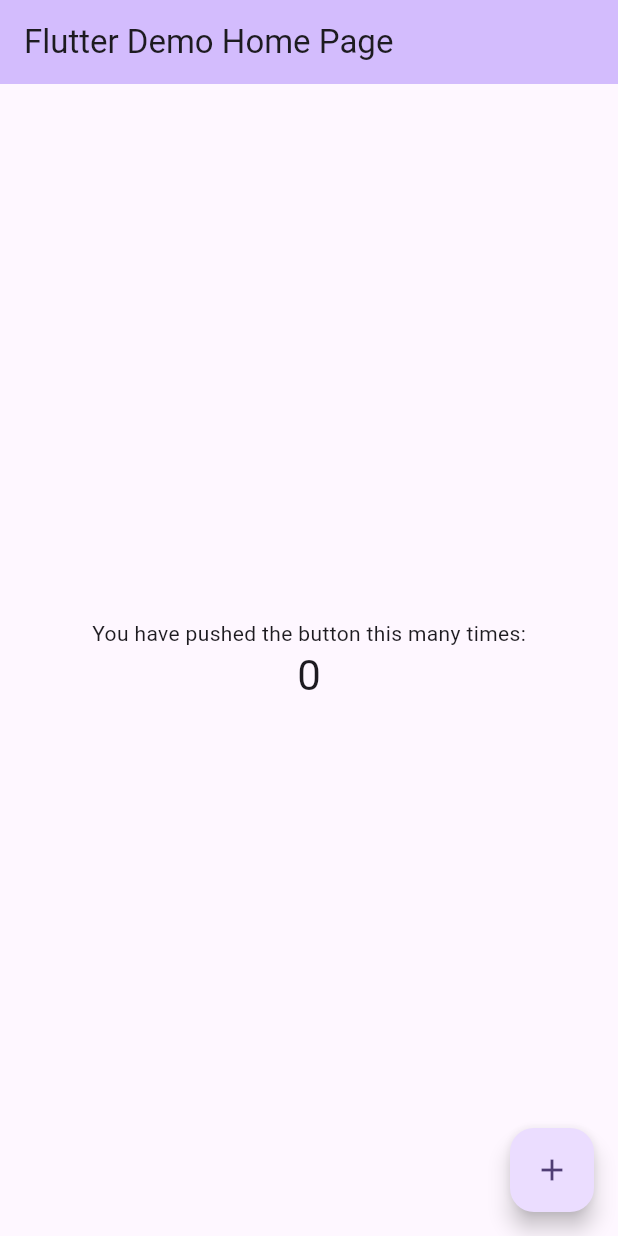
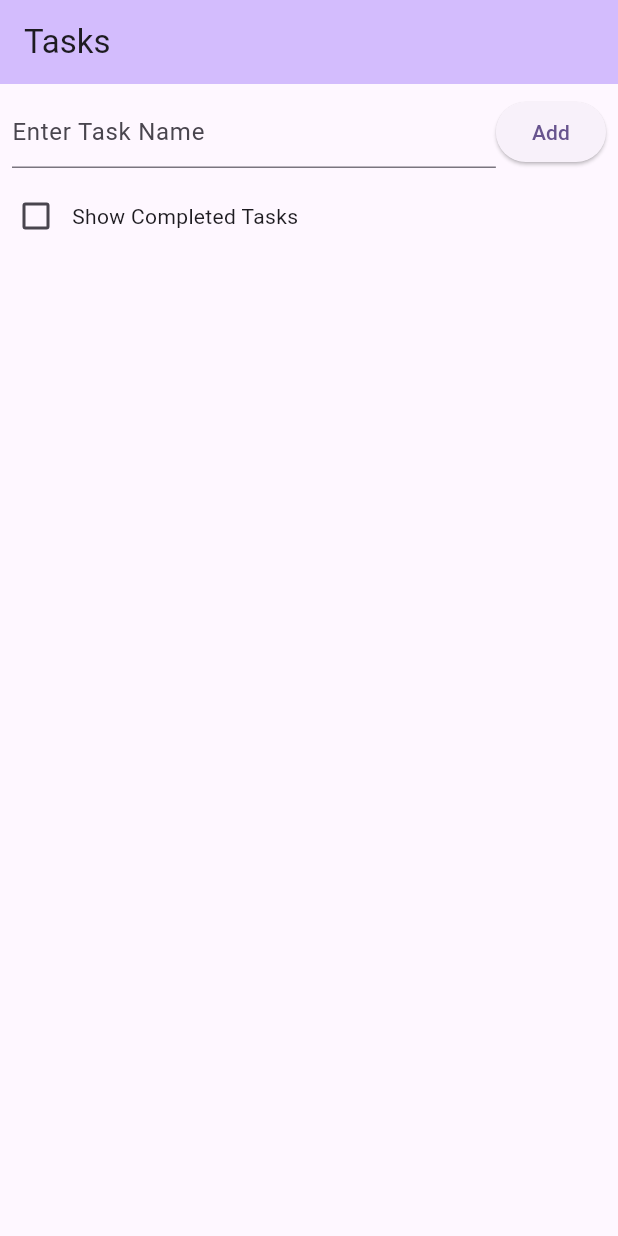
Before and after one commit to npkk/flutter-sandbox, a Flutter app: the screen it shows after launch, on a phone screen of 412 x 824 dp. Run offline on Flutter 3.47's test engine with Material 3 defaults, Android fonts, the phone set to English and light mode, and no system bars; our stand-ins replace drift, flutter_riverpod, riverpod_annotation; accounts and stored records are empty; generated files the repository leaves out were written again.

Commit message:
wrote code

```diff
--- /dev/null
+++ b/lib/db/db.dart
@@ -0,0 +1,46 @@
+import 'dart:io';
+
+import 'package:drift/drift.dart';
+import 'package:drift/native.dart';
+import 'package:flutter_sandbox/db/entity/task.dart';
+import 'package:path/path.dart';
+import 'package:path_provider/path_provider.dart';
+
+part 'db.g.dart';
+
+@DriftDatabase(tables: [Tasks])
+class AppDatabase extends _$AppDatabase {
+  AppDatabase() : super(_openConnection());
+
+  @override
+  int get schemaVersion => 1;
+
+  Future<List<Task>> getTasks() {
+    return select(tasks).get();
+  }
+
+  Future<void> addTask(String content) {
+    return into(tasks).insert(
+      TasksCompanion(
+        content: Value(content),
+        completed: Value(false),
+      ),
+    );
+  }
+
+  Future<void> updateTask(Task task) {
+    return update(tasks).replace(task);
+  }
+
+  Future<void> deleteTask(Task task) {
+    return delete(tasks).delete(task);
+  }
+}
+
+LazyDatabase _openConnection() {
+  return LazyDatabase(() async {
+    final dbFolder = await getApplicationDocumentsDirectory();
+    final file = File(join(dbFolder.path, 'db.sqlite'));
+    return NativeDatabase(file);
+  });
+}
--- /dev/null
+++ b/lib/db/entity/task.dart
@@ -0,0 +1,8 @@
+import 'package:drift/drift.dart';
+
+@DataClassName('Task')
+class Tasks extends Table {
+  IntColumn get id => integer().autoIncrement()();
+  TextColumn get content => text().withLength(min: 1, max: 100)();
+  BoolColumn get completed => boolean().withDefault(Constant(false))();
+}
--- a/lib/main.dart
+++ b/lib/main.dart
@@ -1,7 +1,11 @@
 import 'package:flutter/material.dart';
+import 'package:flutter_riverpod/flutter_riverpod.dart';
+import 'package:flutter_sandbox/service/task.dart';
 
 void main() {
-  runApp(const MyApp());
+  WidgetsFlutterBinding.ensureInitialized();
+
+  runApp(ProviderScope(child: const MyApp()));
 }
 
 class MyApp extends StatelessWidget {
@@ -15,7 +19,7 @@ class MyApp extends StatelessWidget {
         colorScheme: ColorScheme.fromSeed(seedColor: Colors.deepPurple),
         useMaterial3: true,
       ),
-      home: const MyHomePage(title: 'Flutter Demo Home Page'),
+      home: const MyHomePage(title: 'Tasks'),
     );
   }
 }
@@ -30,12 +34,14 @@ class MyHomePage extends StatefulWidget {
 }
 
 class _MyHomePageState extends State<MyHomePage> {
-  int _counter = 0;
+  late TextEditingController _controller;
+  late bool showCompleted;
 
-  void _incrementCounter() {
-    setState(() {
-      _counter++;
-    });
+  @override
+  void initState() {
+    super.initState();
+    _controller = TextEditingController();
+    showCompleted = false;
   }
 
   @override
@@ -45,24 +51,97 @@ class _MyHomePageState extends State<MyHomePage> {
         backgroundColor: Theme.of(context).colorScheme.inversePrimary,
         title: Text(widget.title),
       ),
+      resizeToAvoidBottomInset: false,
       body: Center(
         child: Column(
-          mainAxisAlignment: MainAxisAlignment.center,
+          mainAxisAlignment: MainAxisAlignment.start,
           children: <Widget>[
-            const Text(
-              'You have pushed the button this many times:',
+            Padding(
+              padding: const EdgeInsets.all(8.0),
+              child: Consumer(builder: (context, ref, _) {
+                final notifier = ref.read(taskProvider.notifier);
+                return Row(
+                  children: [
+                    Expanded(
+                      child: TextField(
+                        controller: _controller,
+                        decoration:
+                            const InputDecoration(hintText: 'Enter Task Name'),
+                      ),
+                    ),
+                    ElevatedButton(
+                      onPressed: () async {
+                        final input = _controller.text.trim();
+                        await notifier.addTask(input);
+                        _controller.clear();
+                      },
+                      child: const Text("Add"),
+                    ),
+                  ],
+                );
+              }),
             ),
-            Text(
-              '$_counter',
-              style: Theme.of(context).textTheme.headlineMedium,
+            Row(
+              children: [
+                Consumer(builder: (context, ref, _) {
+                  final notifier = ref.read(taskProvider.notifier);
+                  return Checkbox(
+                    value: showCompleted,
+                    onChanged: (value) {
+                      setState(() {
+                        showCompleted = value!;
+                      });
+                      notifier.toggleShowCompleted(showCompleted);
+                    },
+                  );
+                }),
+                const Text('Show Completed Tasks'),
+              ],
             ),
+            Consumer(
+              builder: (context, ref, child) {
+                final value = ref.watch(taskProvider);
+                return value.when(
+                  data: (tasks) {
+                    return ListView(
+                      shrinkWrap: true,
+                      children: tasks
+                          .map((task) => ListTile(
+                                title: Text(task.content),
+                                trailing: Row(
+                                  mainAxisSize: MainAxisSize.min,
+                                  mainAxisAlignment: MainAxisAlignment.end,
+                                  children: [
+                                    if (!task.completed)
+                                      IconButton(
+                                        icon: const Icon(Icons.check),
+                                        onPressed: () async {
+                                          await ref
+                                              .read(taskProvider.notifier)
+                                              .completeTask(task);
+                                        },
+                                      ),
+                                    IconButton(
+                                      icon: const Icon(Icons.delete),
+                                      onPressed: () async {
+                                        await ref
+                                            .read(taskProvider.notifier)
+                                            .deleteTask(task);
+                                      },
+                                    ),
+                                  ],
+                                ),
+                              ))
+                          .toList(),
+                    );
+                  },
+                  loading: () => CircularProgressIndicator(),
+                  error: (error, stackTrace) => Text('Error! $error'),
+                );
+              },
+            )
           ],
         ),
-      ),
-      floatingActionButton: FloatingActionButton(
-        onPressed: _incrementCounter,
-        tooltip: 'Increment',
-        child: const Icon(Icons.add),
       ),
     );
   }
--- /dev/null
+++ b/lib/service/task.dart
@@ -0,0 +1,44 @@
+import 'package:flutter_sandbox/db/db.dart';
+import 'package:flutter_sandbox/service/db.dart';
+import 'package:riverpod_annotation/riverpod_annotation.dart';
+
+final taskProvider =
+    AsyncNotifierProvider<TaskNotifier, List<Task>>(TaskNotifier.new);
+
+class TaskNotifier extends AsyncNotifier<List<Task>> {
+  late final AppDatabase _db;
+  late bool showCompleted;
+
+  @override
+  Future<List<Task>> build() async {
+    _db = ref.read(databaseProvider);
+    showCompleted = false;
+    return _fetchTasks();
+  }
+
+  Future<List<Task>> _fetchTasks() async {
+    return await (_db.select(_db.tasks)
+          ..where((tbl) => tbl.completed.isIn([showCompleted, false])))
+        .get();
+  }
+
+  Future<void> toggleShowCompleted(bool showCompleted_) async {
+    showCompleted = showCompleted_;
+    state = AsyncValue.data(await _fetchTasks());
+  }
+
+  Future<void> addTask(String content) async {
+    await _db.addTask(content);
+    state = AsyncValue.data(await _fetchTasks());
+  }
+
+  Future<void> completeTask(Task task) async {
+    await _db.updateTask(task.copyWith(completed: true));
+    state = AsyncValue.data(await _fetchTasks());
+  }
+
+  Future<void> deleteTask(Task task) async {
+    await _db.deleteTask(task);
+    state = AsyncValue.data(await _fetchTasks());
+  }
+}
```
Also changed, not shown: lib/service/db.dart (added, +10 -0 lines), pubspec.yaml (+10 -0 lines), lib/db/db.g.dart (added), pubspec.lock, 3 other files.
